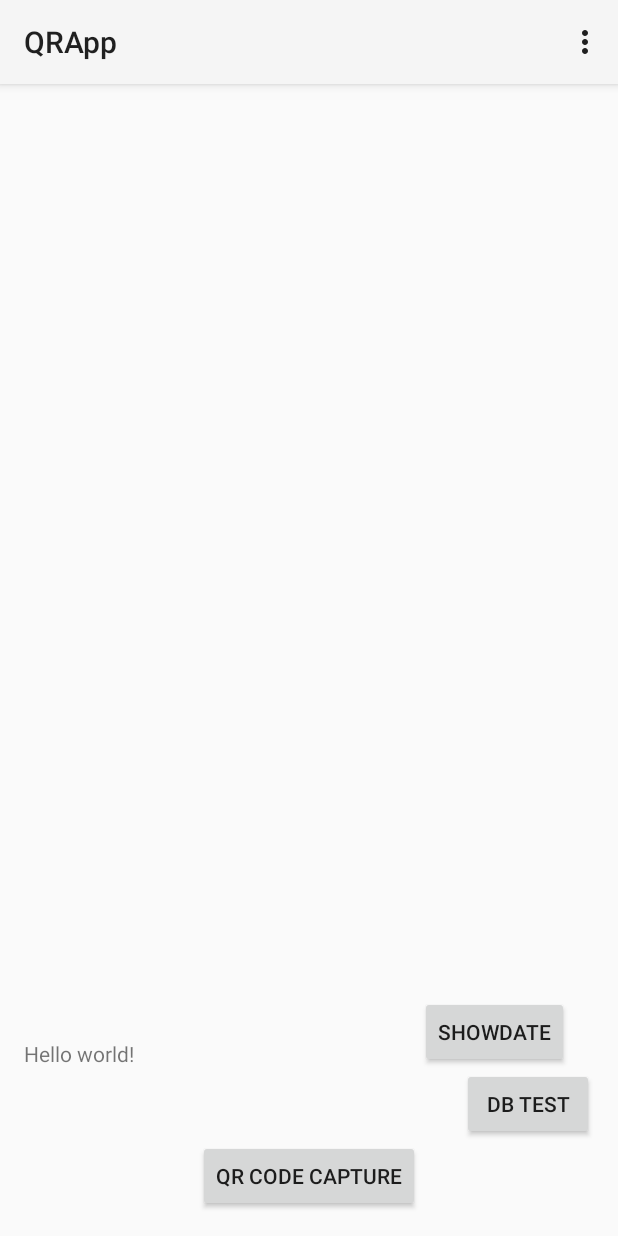
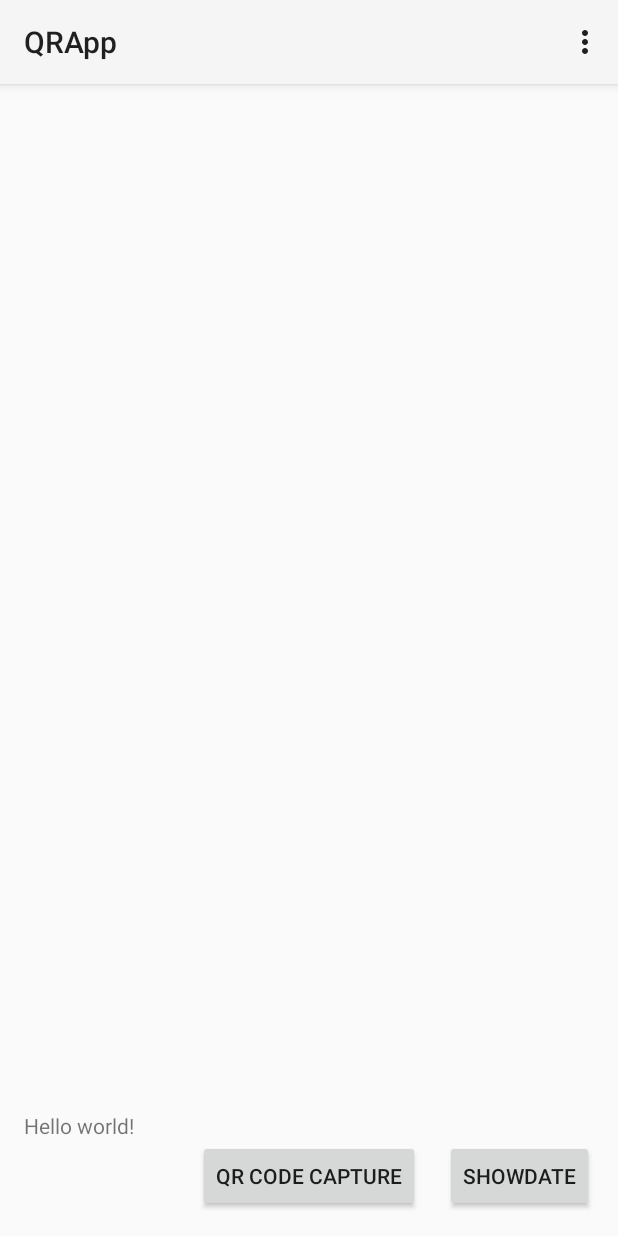
Before and after one commit to prgbmk/QRApp, an Android app: the screen it shows after launch (MainActivity), on a phone screen of 412 x 824 dp. Run offline under Robolectric (Android 15) with nearby library versions, the phone set to English and light mode, and no system bars.

Commit message:
Add DB show, QR value Insert DB

```diff
--- a/app/src/main/res/layout/activity_main.xml
+++ b/app/src/main/res/layout/activity_main.xml
@@ -3,14 +3,15 @@
     android:layout_height="match_parent" android:paddingLeft="@dimen/activity_horizontal_margin"
     android:paddingRight="@dimen/activity_horizontal_margin"
     android:paddingTop="@dimen/activity_vertical_margin"
-    android:paddingBottom="@dimen/activity_vertical_margin" tools:context=".MainActivity">
+    android:paddingBottom="@dimen/activity_vertical_margin" tools:context=".MainActivity"
+    >
 
     <TextView android:text="@string/hello_world" android:layout_width="wrap_content"
         android:layout_height="wrap_content"
         android:id="@+id/textViewResult"
         android:layout_alignParentEnd="true"
-        android:layout_above="@+id/DBbtn"
-        android:layout_alignParentStart="true" />
+        android:layout_alignParentStart="true"
+        android:layout_above="@+id/buttonScanQrCode" />
 
     <Button
         android:layout_width="wrap_content"
@@ -23,17 +24,9 @@
     <Button
         android:layout_width="wrap_content"
         android:layout_height="wrap_content"
-        android:text="DB Test"
-        android:id="@+id/DBbtn"
-        android:layout_above="@+id/buttonScanQrCode"
+        android:text="ShowDate"
+        android:id="@+id/showbtn"
+        android:layout_below="@+id/textViewResult"
         android:layout_alignParentEnd="true" />
 
-    <Button
-        android:layout_width="wrap_content"
-        android:layout_height="wrap_content"
-        android:text="ShowDate"
-        android:id="@+id/showbtn"
-        android:layout_above="@+id/DBbtn"
-        android:layout_toEndOf="@+id/buttonScanQrCode" />
-
 </RelativeLayout>
```
Also changed, not shown: app/src/main/java/com/test/mungipark/qrapp/MainActivity.java (+57 -25 lines).
